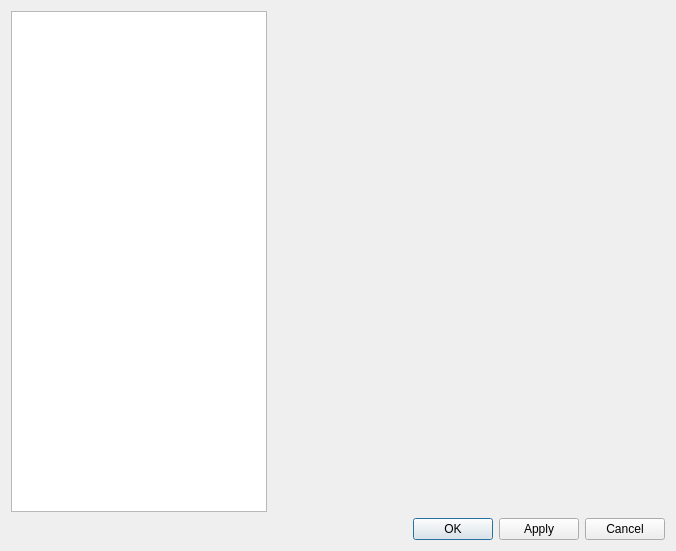
Before: the Qt Designer form extlib/qtconfig/qtdialogsettings.ui in marcinmagier/wolverine, drawn with Qt 5.
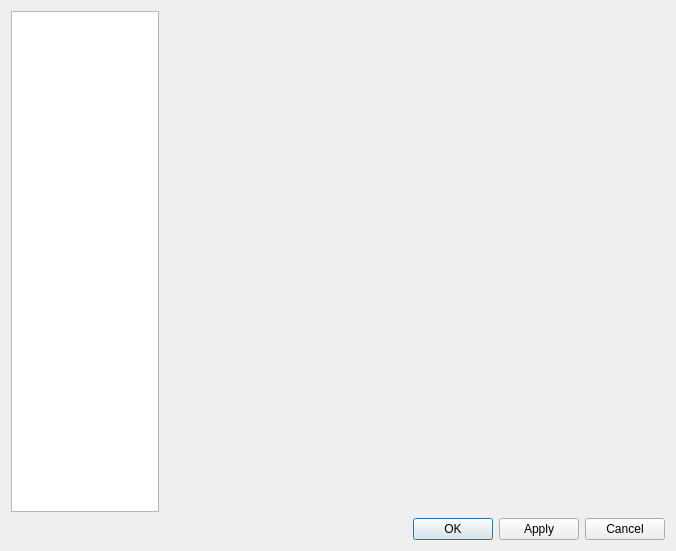
After: the same form once the commit is applied.

Commit message: qtdialogsettings is ready

```diff
--- a/extlib/qtconfig/qtdialogsettings.ui
+++ b/extlib/qtconfig/qtdialogsettings.ui
@@ -35,7 +35,7 @@
        </property>
        <property name="minimumSize">
         <size>
-         <width>150</width>
+         <width>120</width>
          <height>0</height>
         </size>
        </property>
@@ -53,8 +53,8 @@
       <widget class="QStackedWidget" name="stackedPages">
        <property name="minimumSize">
         <size>
-         <width>0</width>
-         <height>0</height>
+         <width>500</width>
+         <height>300</height>
         </size>
        </property>
       </widget>
```
The commit also changes 4 other files.
